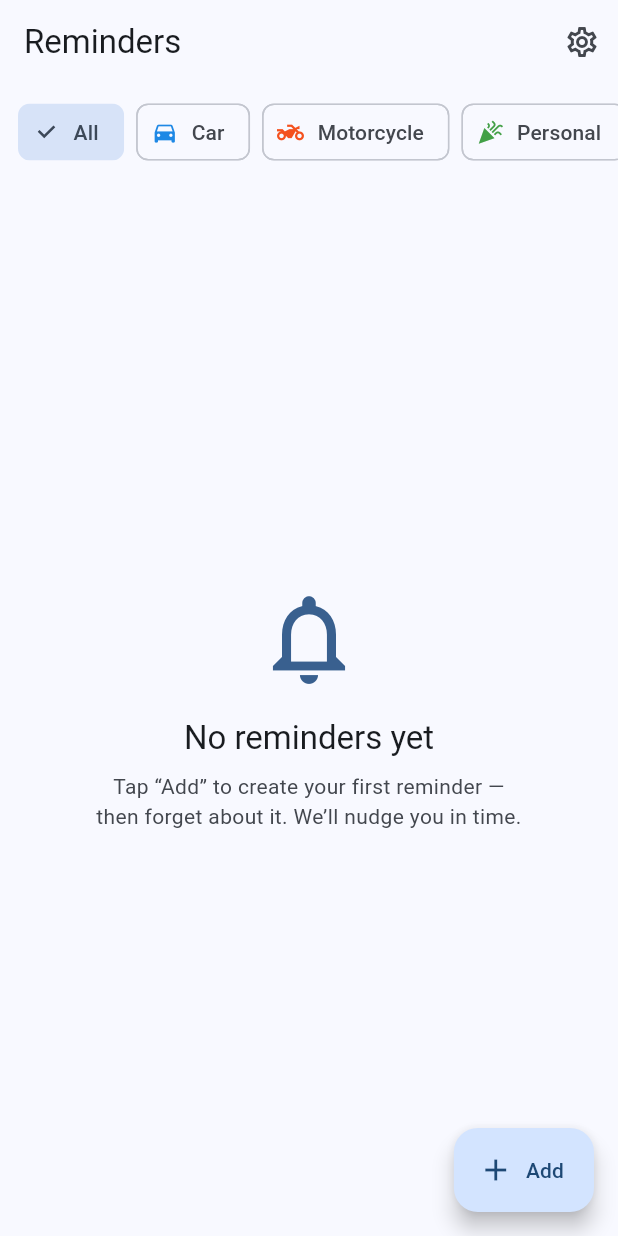
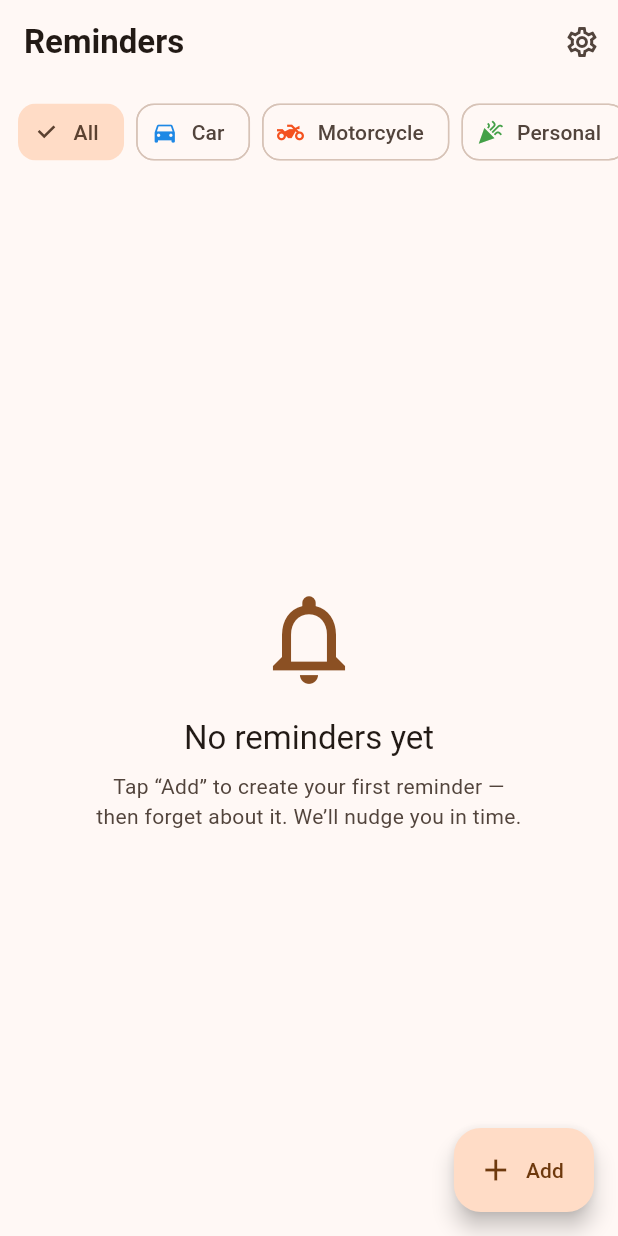
Before and after one commit to orlyyani/remindly, a Flutter app: the screen it shows after launch, on a phone screen of 412 x 824 dp. Run offline on Flutter 3.47's test engine with Material 3 defaults, Android fonts, the phone set to English and light mode, and no system bars; our stand-ins replace flutter_local_notifications, flutter_timezone, hive, hive_flutter, timezone; accounts and stored records are empty.

Commit message:
Redesign UI: warm-orange Material 3 with rich reminder cards
- Orange seed theme (light + dark) with rounded cards, pill buttons,
  soft filled inputs, and transparent app bar
- ReminderTile is now a rounded card: colored category pill, urgency-tinted
  due badge, bold title, date · recurrence, optional notes, and a prominent
  full-width "Mark done" button tinted in the category color
- Home list switched from dividers to spaced cards
- Paused items dim with a "Paused" badge
- Updated widget test for the combined date · recurrence line

Style drawn from user-provided reminder-app inspirations (visual only —
no accounts/onboarding, per CLAUDE.md). Verified on device: analyze clean,
27 tests pass, release APK installs and renders.

Co-Authored-By: Claude Opus 4.8 (1M context) <noreply@anthropic.com>

```diff
--- a/lib/main.dart
+++ b/lib/main.dart
@@ -68,17 +68,12 @@ class ReminderApp extends StatelessWidget {
 
   @override
   Widget build(BuildContext context) {
-    final scheme = ColorScheme.fromSeed(seedColor: const Color(0xFF1E88E5));
-    final darkScheme = ColorScheme.fromSeed(
-      seedColor: const Color(0xFF1E88E5),
-      brightness: Brightness.dark,
-    );
     return MaterialApp(
       title: 'Reminders',
       navigatorKey: navigatorKey,
       debugShowCheckedModeBanner: false,
-      theme: ThemeData(colorScheme: scheme, useMaterial3: true),
-      darkTheme: ThemeData(colorScheme: darkScheme, useMaterial3: true),
+      theme: _buildTheme(Brightness.light),
+      darkTheme: _buildTheme(Brightness.dark),
       home: HomeScreen(
         key: homeKey,
         repository: repository,
@@ -87,3 +82,64 @@ class ReminderApp extends StatelessWidget {
     );
   }
 }
+
+/// Warm-orange Material 3 theme with rounded cards, pill buttons and soft
+/// inputs — the look drawn from the reminder-app inspirations. Works in both
+/// light and dark mode.
+ThemeData _buildTheme(Brightness brightness) {
+  const seed = Color(0xFFF57C00); // warm orange
+  final scheme = ColorScheme.fromSeed(seedColor: seed, brightness: brightness);
+
+  return ThemeData(
+    useMaterial3: true,
+    colorScheme: scheme,
+    scaffoldBackgroundColor: scheme.surface,
+    appBarTheme: AppBarTheme(
+      backgroundColor: scheme.surface,
+      surfaceTintColor: Colors.transparent,
+      elevation: 0,
+      centerTitle: false,
+      titleTextStyle: TextStyle(
+        color: scheme.onSurface,
+        fontSize: 22,
+        fontWeight: FontWeight.w700,
+      ),
+    ),
+    cardTheme: CardThemeData(
+      elevation: 0,
+      color: scheme.surfaceContainerHighest.withValues(alpha: 0.5),
+      shape: RoundedRectangleBorder(borderRadius: BorderRadius.circular(22)),
+      margin: EdgeInsets.zero,
+    ),
+    filledButtonTheme: FilledButtonThemeData(
+      style: FilledButton.styleFrom(
+        minimumSize: const Size(0, 52),
+        shape:
+            RoundedRectangleBorder(borderRadius: BorderRadius.circular(16)),
+        textStyle: const TextStyle(fontWeight: FontWeight.w600, fontSize: 16),
+      ),
+    ),
+    inputDecorationTheme: InputDecorationTheme(
+      filled: true,
+      fillColor: scheme.surfaceContainerHighest.withValues(alpha: 0.4),
+      border: OutlineInputBorder(
+        borderRadius: BorderRadius.circular(14),
+        borderSide: BorderSide.none,
+      ),
+      enabledBorder: OutlineInputBorder(
+        borderRadius: BorderRadius.circular(14),
+        borderSide: BorderSide.none,
+      ),
+      focusedBorder: OutlineInputBorder(
+        borderRadius: BorderRadius.circular(14),
+        borderSide: BorderSide(color: scheme.primary, width: 2),
+      ),
+    ),
+    chipTheme: ChipThemeData(
+      shape: RoundedRectangleBorder(borderRadius: BorderRadius.circular(12)),
+    ),
+    floatingActionButtonTheme: FloatingActionButtonThemeData(
+      shape: RoundedRectangleBorder(borderRadius: BorderRadius.circular(18)),
+    ),
+  );
+}
--- a/lib/screens/home_screen.dart
+++ b/lib/screens/home_screen.dart
@@ -93,10 +93,10 @@ class HomeScreenState extends State<HomeScreen> {
                   return _EmptyState(hasFilter: _filter != null);
                 }
                 return ListView.separated(
-                  padding: const EdgeInsets.only(bottom: 96),
+                  padding: const EdgeInsets.fromLTRB(16, 8, 16, 100),
                   itemCount: items.length,
                   separatorBuilder: (context, index) =>
-                      const Divider(height: 1),
+                      const SizedBox(height: 12),
                   itemBuilder: (context, index) {
                     final item = items[index];
                     return ReminderTile(
```
Also changed, not shown: lib/widgets/reminder_tile.dart (+162 -38 lines), 1 other file.
